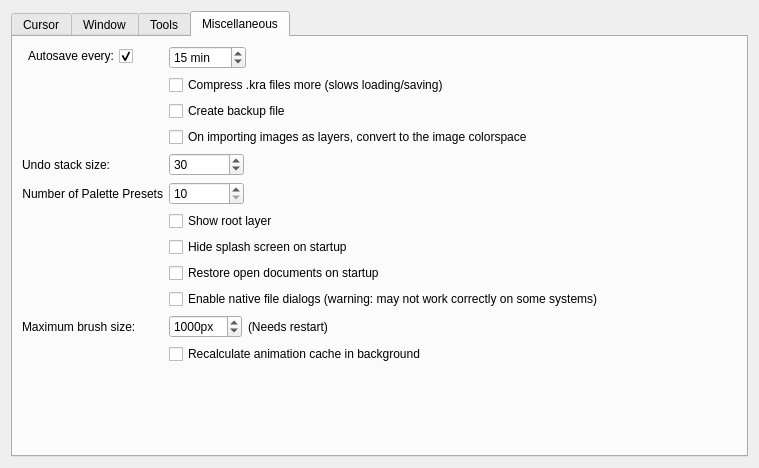
Old version of the form libs/ui/forms/wdggeneralsettings.ui in the repository KDE/krita.
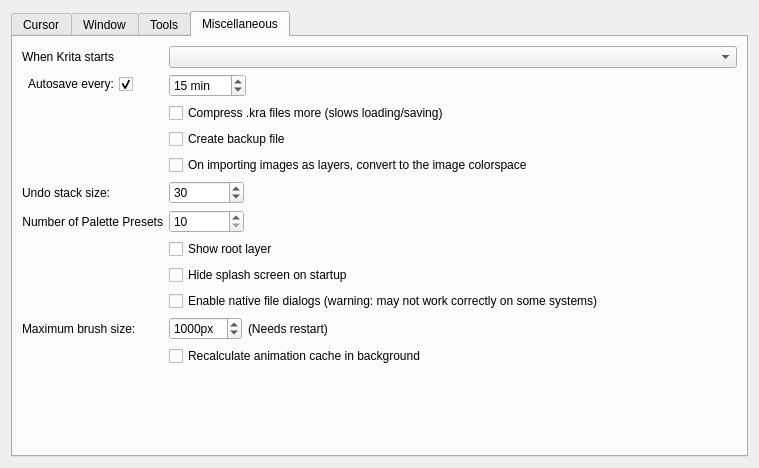
New version of the form. The open tabs and pages were chosen to show the change. Custom widgets are drawn as their Qt base class.

Commit message: Add session manager window, support multiple saved sessions

```diff
--- a/libs/ui/forms/wdggeneralsettings.ui
+++ b/libs/ui/forms/wdggeneralsettings.ui
@@ -499,7 +499,7 @@
        <string>Miscellaneous</string>
       </attribute>
       <layout class="QFormLayout" name="formLayout_3">
-       <item row="0" column="0">
+       <item row="1" column="0">
         <widget class="QCheckBox" name="m_autosaveCheckBox">
          <property name="sizePolicy">
           <sizepolicy hsizetype="Minimum" vsizetype="Fixed">
@@ -518,7 +518,7 @@
          </property>
         </widget>
        </item>
-       <item row="0" column="1">
+       <item row="1" column="1">
         <widget class="KisIntParseSpinBox" name="m_autosaveSpinBox">
          <property name="sizePolicy">
           <sizepolicy hsizetype="Fixed" vsizetype="Fixed">
@@ -549,28 +549,28 @@
          </property>
         </widget>
        </item>
-       <item row="1" column="1">
+       <item row="2" column="1">
         <widget class="QCheckBox" name="m_chkCompressKra">
          <property name="text">
           <string>Compress .kra files more (slows loading/saving)</string>
          </property>
         </widget>
        </item>
-       <item row="3" column="1">
+       <item row="4" column="1">
         <widget class="QCheckBox" name="m_backupFileCheckBox">
          <property name="text">
           <string>Create backup file </string>
          </property>
         </widget>
        </item>
-       <item row="5" column="1">
+       <item row="6" column="1">
         <widget class="QCheckBox" name="m_chkConvertOnImport">
          <property name="text">
           <string>On importing images as layers, convert to the image colorspace</string>
          </property>
         </widget>
        </item>
-       <item row="7" column="0">
+       <item row="8" column="0">
         <widget class="QLabel" name="label">
          <property name="sizePolicy">
           <sizepolicy hsizetype="Minimum" vsizetype="Preferred">
@@ -586,7 +586,7 @@
          </property>
         </widget>
        </item>
-       <item row="7" column="1">
+       <item row="8" column="1">
         <widget class="KisIntParseSpinBox" name="m_undoStackSize">
          <property name="sizePolicy">
           <sizepolicy hsizetype="Fixed" vsizetype="Fixed">
@@ -614,7 +614,7 @@
          </property>
         </widget>
        </item>
-       <item row="8" column="0">
+       <item row="9" column="0">
         <widget class="QLabel" name="label_3">
          <property name="sizePolicy">
           <sizepolicy hsizetype="Minimum" vsizetype="Preferred">
@@ -630,7 +630,7 @@
          </property>
         </widget>
        </item>
-       <item row="8" column="1">
+       <item row="9" column="1">
         <widget class="KisIntParseSpinBox" name="m_favoritePresetsSpinBox">
          <property name="sizePolicy">
           <sizepolicy hsizetype="Fixed" vsizetype="Fixed">
@@ -652,13 +652,20 @@
          </property>
         </widget>
        </item>
-       <item row="9" column="1">
+       <item row="10" column="1">
         <widget class="QCheckBox" name="chkShowRootLayer">
          <property name="text">
           <string>Show root layer</string>
          </property>
         </widget>
        </item>
+       <item row="12" column="1">
+        <widget class="QCheckBox" name="m_hideSplashScreen">
+         <property name="text">
+          <string>Hide splash screen on startup</string>
+         </property>
+        </widget>
+       </item>
        <item row="13" column="1">
         <widget class="QCheckBox" name="m_chkNativeFileDialog">
          <property name="toolTip">
@@ -732,20 +739,22 @@
          </property>
         </spacer>
        </item>
-       <item row="11" column="1">
-        <widget class="QCheckBox" name="m_hideSplashScreen">
-         <property name="text">
-          <string>Hide splash screen on startup</string>
-         </property>
-        </widget>
+       <item row="0" column="1">
+        <widget class="QComboBox" name="cmbStartupSession"/>
        </item>
-       <item row="12" column="1">
-        <widget class="QCheckBox" name="chkRestoreDocuments">
+       <item row="0" column="0">
+        <widget class="QLabel" name="label_12">
+         <property name="sizePolicy">
+          <sizepolicy hsizetype="Minimum" vsizetype="Preferred">
+           <horstretch>0</horstretch>
+           <verstretch>0</verstretch>
+          </sizepolicy>
+         </property>
          <property name="text">
-          <string>Restore open documents on startup</string>
+          <string>When Krita starts</string>
          </property>
-         <property name="checked">
-          <bool>false</bool>
+         <property name="alignment">
+          <set>Qt::AlignRight|Qt::AlignTrailing|Qt::AlignVCenter</set>
          </property>
         </widget>
        </item>
```
The commit also changes 26 other files.
